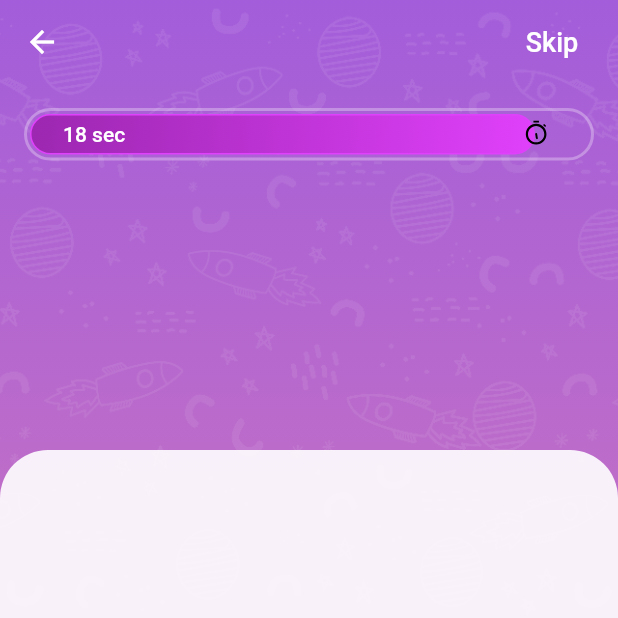
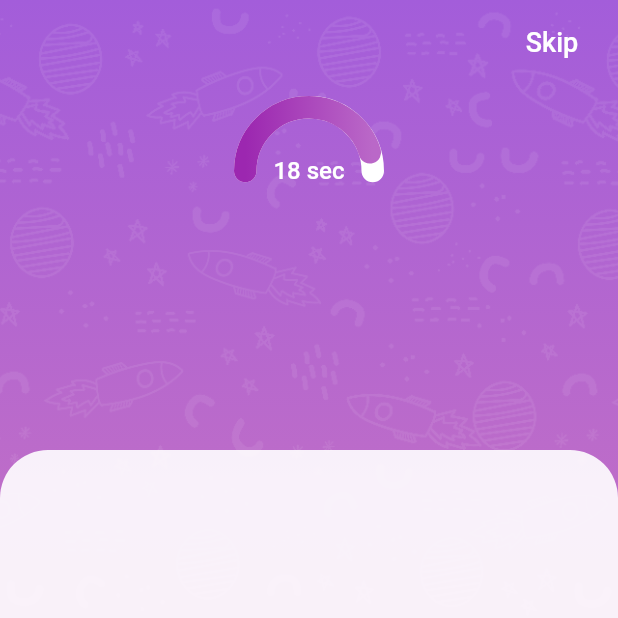
Before and after one commit to NoushinTasnim/Quizzet, a Flutter app: the QuizScreen screen opened directly, on a phone screen of 412 x 824 dp, the top half of it. Run offline on Flutter 3.47's test engine with Material 2 defaults, Android fonts, the phone set to English and light mode, and no system bars; drawn by our look-alikes of percent_indicator; our stand-ins replace get, google_fonts.

Commit message:
half circular progress bar

```diff
--- a/lib/screens/quiz_screen.dart
+++ b/lib/screens/quiz_screen.dart
@@ -15,6 +15,7 @@ class QuizScreen extends StatelessWidget {
     return Scaffold(
       extendBodyBehindAppBar: true,
       appBar: AppBar(
+        automaticallyImplyLeading: false,
         backgroundColor: Colors.transparent,
         elevation: 0,
         actions: [
@@ -49,16 +50,13 @@ class QuizScreen extends StatelessWidget {
               ),
             ),
             Container(
-              padding: EdgeInsets.all(16),
+              padding: EdgeInsets.symmetric(vertical: 8, horizontal: 16),
               child: SafeArea(
                   child: Column(
                     mainAxisAlignment: MainAxisAlignment.start,
                     crossAxisAlignment: CrossAxisAlignment.start,
                     children: [
                       ProgressBar(),
-                      SizedBox(
-                        height: 40,
-                      ),
                       Expanded(
                         child: PageView.builder(
                           // Block swipe to next qn
--- a/lib/widgets/progress_bar.dart
+++ b/lib/widgets/progress_bar.dart
@@ -1,7 +1,7 @@
 import 'package:flutter/material.dart';
 import 'package:get/get.dart';
 import 'package:google_fonts/google_fonts.dart';
-import 'package:lottie/lottie.dart';
+import 'package:percent_indicator/circular_percent_indicator.dart';
 import 'package:quizzet/constants.dart';
 import 'package:quizzet/controller/quiz_controller.dart';
 
@@ -12,73 +12,35 @@ class ProgressBar extends StatelessWidget {
 
   @override
   Widget build(BuildContext context) {
-    return Container(
-      width: double.infinity,
-      height: 35,
-      decoration: BoxDecoration(
-        borderRadius: BorderRadius.circular(50),
-        border: Border.all(
-          color: Colors.white30,
-          width: 2,
-        ),
-      ),
-      child: GetBuilder<QuizController>(
+    return GetBuilder<QuizController>(
       init: QuizController(),
-        builder: (controller) {
-          return Stack(
-            children: [
-              Padding(
-                padding: const EdgeInsets.all(2.0),
-                child: LayoutBuilder(
-                  builder: (context, constraints) => Container(
-                    alignment: Alignment.centerRight,
-                    width: constraints.maxWidth*controller.animation.value,
-                    decoration: BoxDecoration(
-                      gradient: LinearGradient(
-                        begin: Alignment.topLeft,
-                        end: Alignment.bottomRight,
+        builder: (controller){
+        return Center(
+          child: CircularPercentIndicator(
+            radius: 50,
+            lineWidth: 15,
+            percent: controller.animation.value,
+            backgroundColor: Colors.white.withOpacity(0.0),
+            arcBackgroundColor: Colors.white,
+            arcType: ArcType.HALF,
+            linearGradient: LinearGradient(
                 colors: [
                   Colors.purple,
-                          Colors.purpleAccent,
-                        ],
+                  Colors.purple.shade300,
+                ]
             ),
-                      border: Border.all(
-                        color: Colors.purpleAccent,
-                        width: 1,
-                      ),
-                      borderRadius: BorderRadius.circular(50),
+            circularStrokeCap: CircularStrokeCap.round,
+            center: Text(
+              '${(controller.animation.value *kTimeout_time).round()} sec',
+              style: GoogleFonts.roboto(
+                  fontSize: 16,
+                  color: Colors.white,
+                  fontWeight: FontWeight.w500
               ),
             ),
           ),
-              ),
-              Positioned.fill(
-                child: Padding(
-                  padding: EdgeInsets.symmetric(horizontal: 24),
-                  child: Row(
-                    mainAxisAlignment: MainAxisAlignment.spaceBetween,
-                    children: [
-                      Text(
-                        '${(controller.animation.value *kTimeout_time).round()} sec',
-                        style: GoogleFonts.roboto(
-                            fontSize: 14,
-                            color: Color(0xffffffff),
-                            fontWeight: FontWeight.w500
-                        ),
-                      ),
-                      Lottie.asset(
-                        'images/timer.json',
-                        width: 25,
-                        height: 25,
-                        fit: BoxFit.contain,
-                      ),
-                    ],
-                  ),
-                ),
-              ),
-            ],
         );
       }
-      ),
     );
   }
 }
--- a/lib/widgets/question_answer.dart
+++ b/lib/widgets/question_answer.dart
@@ -22,7 +22,11 @@ class QuestionAnswerCard extends StatelessWidget {
     QuizController _controller = Get.put(QuizController());
     return SingleChildScrollView(
       child: Container(
-        padding: EdgeInsets.all(16),
+        padding: EdgeInsets.only(
+            bottom: 16,
+            right: 16,
+            left: 16,
+        ),
         child: Column(
           mainAxisAlignment: MainAxisAlignment.spaceBetween,
           children: [
--- a/pubspec.yaml
+++ b/pubspec.yaml
@@ -41,6 +41,7 @@ dependencies:
   http: ^1.1.0
   lottie: ^2.4.0
   circular_countdown_timer: ^0.2.3
+  percent_indicator: ^4.2.3
 
 dev_dependencies:
   flutter_test:
```
Also changed, not shown: pubspec.lock. Lines whose indentation alone changed are shown as unchanged.
